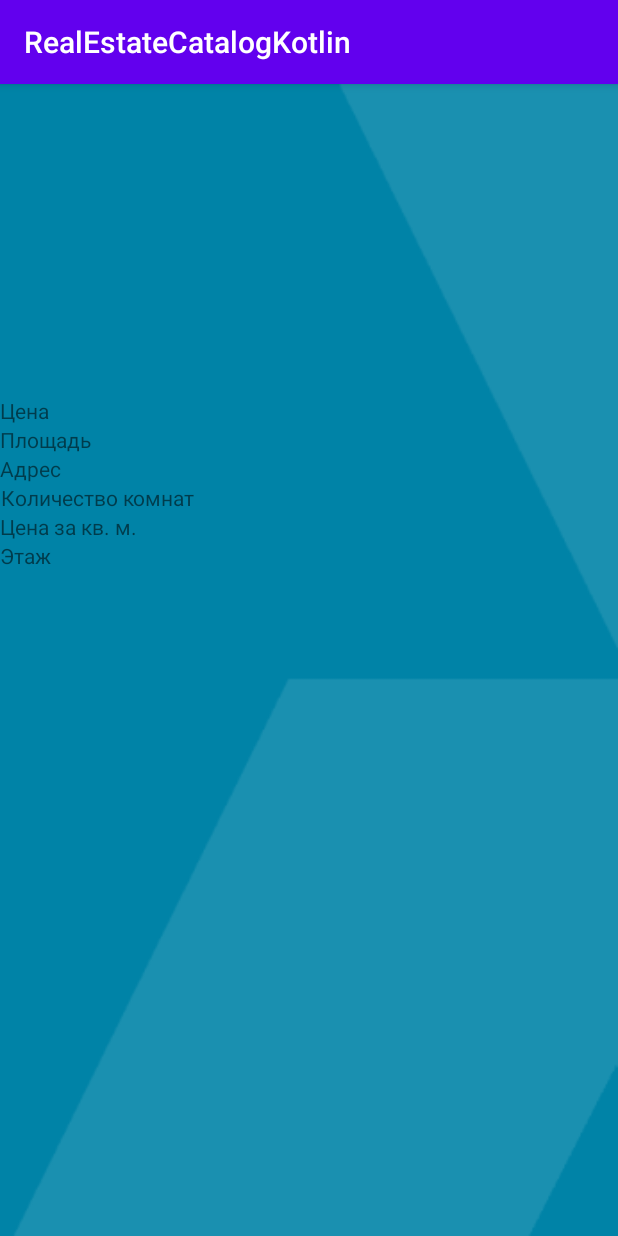
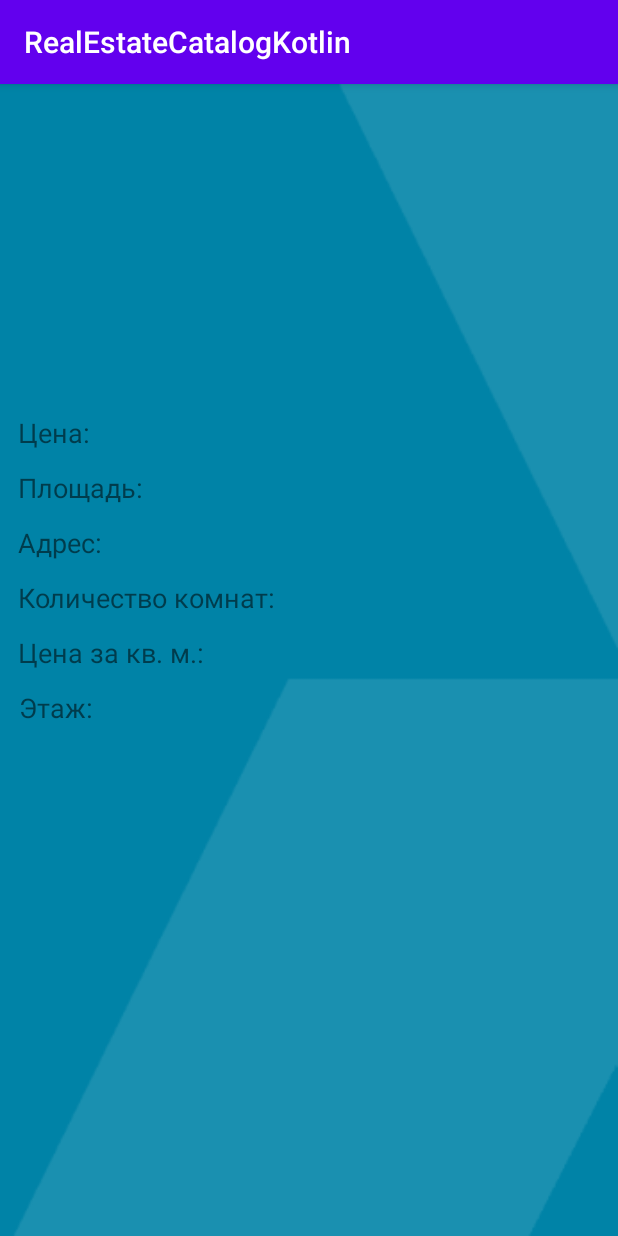
Before and after one commit to mau89/Real_Estate_Catalog_Kotlin, an Android app: the fragment ViewFragment shown on its own in the app's theme, on a phone screen of 412 x 824 dp. Run offline under Robolectric (Android 15) with nearby library versions, the phone set to English and light mode, and no system bars; our stand-ins replace Firebase (no records; nobody signed in at launch, a user with empty details on screens opened directly), Picasso; libraries missing offline, so code that uses them is left out: com.arellomobile.mvp; 7 statements that could not run were skipped.

Commit message:
Немного поправил проект

```diff
--- a/app/src/main/java/com/example/realestatecatalogkotlin/activities/MainActivity.kt
+++ b/app/src/main/java/com/example/realestatecatalogkotlin/activities/MainActivity.kt
@@ -3,7 +3,6 @@ package com.example.realestatecatalogkotlin.activities
 import android.os.Bundle
 import android.view.Menu
 import androidx.appcompat.app.AlertDialog
-import androidx.navigation.Navigation.findNavController
 import androidx.navigation.fragment.NavHostFragment
 import com.arellomobile.mvp.MvpAppCompatActivity
 import com.arellomobile.mvp.presenter.InjectPresenter
@@ -78,10 +77,6 @@ class MainActivity : MvpAppCompatActivity(), MainViewActivity {
                 }
                 setNeutralButton("Выход из аккаунта") { _, _ ->
                     Helpers.signOut()
-                    findNavController(
-                        this@MainActivity,
-                        R.id.navFragment
-                    ).navigate(R.id.action_mainFragment_to_loginFragment)
                 }
                 setNegativeButton("Нет") { _, _ ->
                 }
--- a/app/src/main/java/com/example/realestatecatalogkotlin/fragments/MainFragment.kt
+++ b/app/src/main/java/com/example/realestatecatalogkotlin/fragments/MainFragment.kt
@@ -83,15 +83,15 @@ class MainFragment : BaseFragment(), MainViewFragment {
             R.id.action_exit -> {
                 activity?.let { it ->
                     AlertDialog.Builder(it).apply {
-                        setTitle("Are you sure?")
-                        setPositiveButton("Yes") { _, _ ->
+                        setTitle("Закрыть приложение?")
+                        setPositiveButton("Да") { _, _ ->
                             Helpers.signOut()
                             view?.let {
                                 Navigation.findNavController(it)
                                     .navigate(R.id.action_mainFragment_to_loginFragment)
                             }
                         }
-                        setNegativeButton("Cancel") { _, _ ->
+                        setNegativeButton("Отмена") { _, _ ->
                         }
                     }.create().show()
                 }
--- a/app/src/main/res/layout/add_fragment.xml
+++ b/app/src/main/res/layout/add_fragment.xml
@@ -32,9 +32,10 @@
                 android:id="@+id/txt_add_property"
                 android:layout_width="match_parent"
                 android:layout_height="wrap_content"
+                android:textColor="@android:color/holo_red_dark"
                 android:textSize="18sp"
-                android:visibility="gone"
-                android:textColor="@android:color/holo_red_dark" />
+                android:visibility="gone" />
+
             <com.google.android.material.textfield.TextInputLayout
                 android:id="@+id/text_add_address_property_layout"
                 android:layout_width="match_parent"
--- a/app/src/main/res/layout/login_fragment.xml
+++ b/app/src/main/res/layout/login_fragment.xml
@@ -96,9 +96,9 @@
         style="?android:attr/progressBarStyle"
         android:layout_width="wrap_content"
         android:layout_height="wrap_content"
+        android:visibility="gone"
         app:layout_constraintBottom_toBottomOf="parent"
         app:layout_constraintEnd_toEndOf="parent"
         app:layout_constraintStart_toStartOf="parent"
-        app:layout_constraintTop_toTopOf="parent"
-        android:visibility="gone"/>
+        app:layout_constraintTop_toTopOf="parent" />
 </androidx.constraintlayout.widget.ConstraintLayout>
--- a/app/src/main/res/layout/recycler_view.xml
+++ b/app/src/main/res/layout/recycler_view.xml
@@ -1,7 +1,6 @@
 <?xml version="1.0" encoding="utf-8"?>
 <androidx.recyclerview.widget.RecyclerView xmlns:android="http://schemas.android.com/apk/res/android"
-    xmlns:tools="http://schemas.android.com/tools"
     android:id="@+id/recycler_property"
     android:layout_width="match_parent"
     android:layout_height="match_parent"
-    android:orientation="vertical"/>
+    android:orientation="vertical" />
--- a/app/src/main/res/layout/view_fragment.xml
+++ b/app/src/main/res/layout/view_fragment.xml
@@ -19,6 +19,7 @@
         android:id="@+id/linear1"
         android:layout_width="match_parent"
         android:layout_height="wrap_content"
+        android:layout_margin="12dp"
         android:layout_weight="10"
         android:orientation="horizontal"
         app:layout_constraintTop_toBottomOf="@+id/image_view_property">
@@ -27,13 +28,15 @@
             android:layout_width="wrap_content"
             android:layout_height="wrap_content"
             android:gravity="center"
-            android:text="Цена" />
+            android:text="@string/str_price"
+            android:textSize="18sp" />
 
         <TextView
             android:id="@+id/text_view_price_property"
             android:layout_width="match_parent"
             android:layout_height="wrap_content"
-            android:gravity="center" />
+            android:gravity="center"
+            android:textSize="18sp" />
 
 
     </LinearLayout>
@@ -42,6 +45,7 @@
         android:id="@+id/linear2"
         android:layout_width="match_parent"
         android:layout_height="wrap_content"
+        android:layout_margin="12dp"
         android:layout_weight="10"
         android:orientation="horizontal"
         app:layout_constraintTop_toBottomOf="@id/linear1">
@@ -50,13 +54,15 @@
             android:layout_width="wrap_content"
             android:layout_height="wrap_content"
             android:gravity="center"
-            android:text="Площадь" />
+            android:text="@string/str_area"
+            android:textSize="18sp" />
 
         <TextView
             android:id="@+id/text_view_area_property"
             android:layout_width="match_parent"
             android:layout_height="wrap_content"
-            android:gravity="center" />
+            android:gravity="center"
+            android:textSize="18sp" />
 
 
     </LinearLayout>
@@ -65,6 +71,7 @@
         android:id="@+id/linear3"
         android:layout_width="match_parent"
         android:layout_height="wrap_content"
+        android:layout_margin="12dp"
         android:layout_weight="10"
         android:orientation="horizontal"
         app:layout_constraintTop_toBottomOf="@id/linear2">
@@ -73,19 +80,22 @@
             android:layout_width="wrap_content"
             android:layout_height="wrap_content"
             android:gravity="center"
-            android:text="Адрес" />
+            android:text="@string/str_address"
+            android:textSize="18sp" />
 
         <TextView
             android:id="@+id/text_view_address_property"
             android:layout_width="match_parent"
             android:layout_height="wrap_content"
-            android:gravity="center" />
+            android:gravity="center"
+            android:textSize="18sp" />
     </LinearLayout>
 
     <LinearLayout
         android:id="@+id/linear4"
         android:layout_width="match_parent"
         android:layout_height="wrap_content"
+        android:layout_margin="12dp"
         android:layout_weight="10"
         android:orientation="horizontal"
         app:layout_constraintTop_toBottomOf="@id/linear3">
@@ -94,19 +104,22 @@
             android:layout_width="wrap_content"
             android:layout_height="wrap_content"
             android:gravity="center"
-            android:text="Количество комнат" />
+            android:text="@string/str_quantity_room"
+            android:textSize="18sp" />
 
         <TextView
             android:id="@+id/text_view_quantity_room_property"
             android:layout_width="match_parent"
             android:layout_height="wrap_content"
-            android:gravity="center" />
+            android:gravity="center"
+            android:textSize="18sp" />
     </LinearLayout>
 
     <LinearLayout
         android:id="@+id/linear5"
         android:layout_width="match_parent"
         android:layout_height="wrap_content"
+        android:layout_margin="12dp"
         android:layout_weight="10"
         android:orientation="horizontal"
         app:layout_constraintTop_toBottomOf="@id/linear4">
@@ -115,19 +128,22 @@
             android:layout_width="wrap_content"
             android:layout_height="wrap_content"
             android:gravity="center"
-            android:text="Цена за кв. м." />
+            android:text="@string/str_price_sqm"
+            android:textSize="18sp" />
 
         <TextView
             android:id="@+id/text_view_price_sqm_property"
             android:layout_width="match_parent"
             android:layout_height="wrap_content"
-            android:gravity="center" />
+            android:gravity="center"
+            android:textSize="18sp" />
     </LinearLayout>
 
     <LinearLayout
         android:id="@+id/linear6"
         android:layout_width="match_parent"
         android:layout_height="wrap_content"
+        android:layout_margin="12dp"
         android:layout_weight="10"
         android:orientation="horizontal"
         app:layout_constraintTop_toBottomOf="@id/linear5">
@@ -136,12 +152,14 @@
             android:layout_width="wrap_content"
             android:layout_height="wrap_content"
             android:gravity="center"
-            android:text="Этаж" />
+            android:text="@string/str_floor"
+            android:textSize="18sp" />
 
         <TextView
             android:id="@+id/text_view_floor_property"
             android:layout_width="match_parent"
             android:layout_height="wrap_content"
-            android:gravity="center" />
+            android:gravity="center"
+            android:textSize="18sp" />
     </LinearLayout>
 </androidx.constraintlayout.widget.ConstraintLayout>
--- a/app/src/main/res/menu/menu_main.xml
+++ b/app/src/main/res/menu/menu_main.xml
@@ -17,5 +17,5 @@
         android:id="@+id/action_exit"
         android:orderInCategory="100"
         android:title="@string/exit"
-        app:showAsAction="never" />
+        app:showAsAction="always" />
 </menu>
--- a/app/src/main/res/values/strings.xml
+++ b/app/src/main/res/values/strings.xml
@@ -42,4 +42,10 @@
     <string name="gallery">Галерея</string>
     <string name="camera">Камера</string>
     <string name="error_select_image">Не выбрано изображение</string>
+    <string name="str_quantity_room">Количество комнат:</string>
+    <string name="str_price">Цена:</string>
+    <string name="str_area">Площадь:</string>
+    <string name="str_address">Адрес:</string>
+    <string name="str_price_sqm">Цена за кв. м.:</string>
+    <string name="str_floor">Этаж:</string>
 </resources>
```
Also changed, not shown: app/src/main/java/com/example/realestatecatalogkotlin/fragments/AddFragment.kt (+0 -7 lines), app/src/main/res/layout/activity_main.xml (+1 -8 lines), app/src/main/res/layout/content_main.xml (+2 -8 lines), app/src/main/res/layout/property_rv_item.xml (+17 -11 lines).
